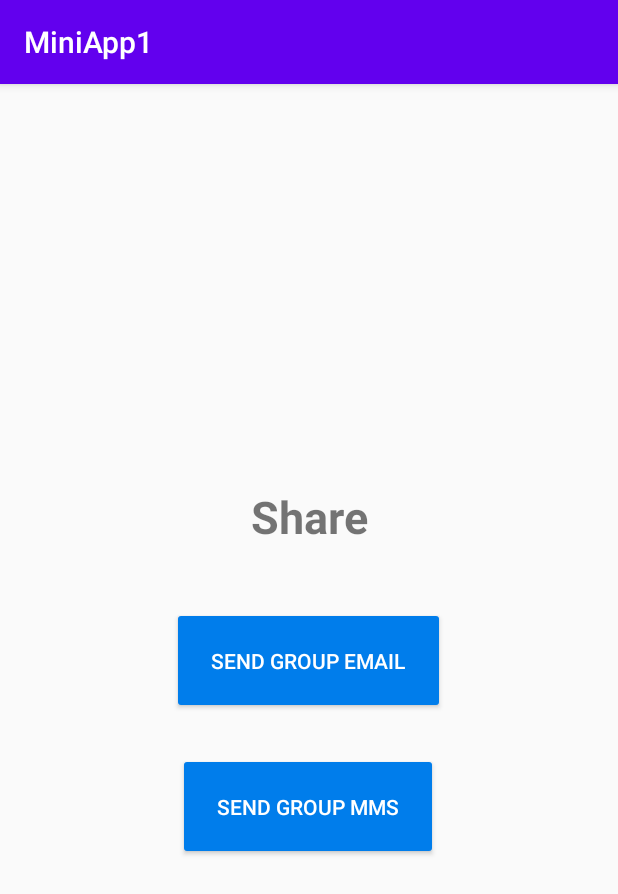
After one commit to gasperbr/androidApp1, an Android app: the fragment MessageFragment shown on its own in the app's theme, on a phone screen of 412 x 824 dp. The commit adds this screen. Shown: the top 894 px of the screen. Run offline under Robolectric (Android 15) with nearby library versions, the phone set to English and light mode, and no system bars.

Commit message:
give up on android developer guide

```diff
--- a/app/src/main/java/si/uni_lj/fri/pbd/miniapp1/ui/home/HomeViewModel.java
+++ b/app/src/main/java/si/uni_lj/fri/pbd/miniapp1/ui/home/HomeViewModel.java
@@ -1,4 +1,9 @@
 package si.uni_lj.fri.pbd.miniapp1.ui.home;
+
+import android.content.ContentResolver;
+import android.database.Cursor;
+import android.provider.ContactsContract;
+import android.util.Log;
 
 import androidx.lifecycle.LiveData;
 import androidx.lifecycle.MutableLiveData;
@@ -16,4 +21,5 @@ public class HomeViewModel extends ViewModel {
     public LiveData<String> getText() {
         return mText;
     }
+
 }
--- /dev/null
+++ b/app/src/main/java/si/uni_lj/fri/pbd/miniapp1/ui/message/MessageFragment.java
@@ -0,0 +1,26 @@
+package si.uni_lj.fri.pbd.miniapp1.ui.message;
+
+import android.os.Bundle;
+import android.view.LayoutInflater;
+import android.view.View;
+import android.view.ViewGroup;
+import android.widget.TextView;
+
+import androidx.annotation.NonNull;
+import androidx.annotation.Nullable;
+import androidx.fragment.app.Fragment;
+import androidx.lifecycle.Observer;
+import androidx.lifecycle.ViewModelProviders;
+
+import si.uni_lj.fri.pbd.miniapp1.R;
+import si.uni_lj.fri.pbd.miniapp1.ui.home.HomeViewModel;
+
+public class MessageFragment extends Fragment {
+
+    public View onCreateView(@NonNull LayoutInflater inflater,
+                             ViewGroup container, Bundle savedInstanceState) {
+        View root = inflater.inflate(R.layout.fragment_message, container, false);
+
+        return root;
+    }
+}
--- a/app/src/main/res/layout/contacts_list.xml
+++ b/app/src/main/res/layout/contacts_list_view.xml
@@ -2,4 +2,5 @@
 <ListView xmlns:android="http://schemas.android.com/apk/res/android"
     android:id="@+id/list"
     android:layout_width="match_parent"
-    android:layout_height="match_parent"/>
+    android:layout_height="match_parent">
+</ListView>
--- /dev/null
+++ b/app/src/main/res/layout/fragment_message.xml
@@ -0,0 +1,47 @@
+<?xml version="1.0" encoding="utf-8"?>
+<androidx.constraintlayout.widget.ConstraintLayout
+    xmlns:android="http://schemas.android.com/apk/res/android"
+    xmlns:app="http://schemas.android.com/apk/res-auto"
+    xmlns:tools="http://schemas.android.com/tools"
+    android:layout_width="match_parent"
+    android:layout_height="match_parent">
+
+    <TextView
+        android:id="@+id/textShare"
+        android:layout_width="wrap_content"
+        android:layout_height="wrap_content"
+        android:layout_marginTop="268dp"
+        android:text="@string/message_share"
+        android:textSize="30sp"
+        android:textStyle="bold"
+        app:layout_constraintEnd_toEndOf="parent"
+        app:layout_constraintStart_toStartOf="parent"
+        app:layout_constraintTop_toTopOf="parent" />
+
+    <Button
+        android:id="@+id/buttonEmail"
+        android:layout_width="wrap_content"
+        android:layout_height="wrap_content"
+        android:layout_marginTop="40dp"
+        android:padding="26dp"
+        android:text="@string/message_email"
+        style="@style/Widget.AppCompat.Button.Colored"
+        app:layout_constraintEnd_toEndOf="parent"
+        app:layout_constraintHorizontal_bias="0.498"
+        app:layout_constraintStart_toStartOf="parent"
+        app:layout_constraintTop_toBottomOf="@+id/textShare" />
+
+    <Button
+        android:id="@+id/buttonMMS"
+        android:layout_width="wrap_content"
+        android:layout_height="wrap_content"
+        android:text="@string/message_mms"
+        android:padding="26dp"
+        style="@style/Widget.AppCompat.Button.Colored"
+        app:layout_constraintBottom_toBottomOf="parent"
+        app:layout_constraintEnd_toEndOf="parent"
+        app:layout_constraintHorizontal_bias="0.498"
+        app:layout_constraintStart_toStartOf="parent"
+        app:layout_constraintTop_toBottomOf="@+id/buttonEmail"
+        app:layout_constraintVertical_bias="0.094" />
+</androidx.constraintlayout.widget.ConstraintLayout>
--- a/app/src/main/res/values/colors.xml
+++ b/app/src/main/res/values/colors.xml
@@ -1,6 +1,9 @@
 <?xml version="1.0" encoding="utf-8"?>
 <resources>
+    <!--<color name="colorPrimary">#6200EE</color>
+    <color name="colorPrimaryDark">#3700B3</color>
+    <color name="colorAccent">#03DAC5</color>-->
     <color name="colorPrimary">#6200EE</color>
     <color name="colorPrimaryDark">#3700B3</color>
-    <color name="colorAccent">#03DAC5</color>
+    <color name="colorAccent">#007deb</color>
 </resources>
--- a/app/src/main/res/values/strings.xml
+++ b/app/src/main/res/values/strings.xml
@@ -13,6 +13,11 @@
 
     <string name="menu_contacts">Contacts</string>
 
+    <string name="menu_message">Message</string>
+    <string name="message_share">Share</string>
+    <string name="message_email">Send group email</string>
+    <string name="message_mms">Send group MMS</string>
+
     <string name="menu_gallery">Gallery</string>
     <string name="menu_slideshow">Slideshow</string>
 
```
Also changed, not shown: app/src/main/java/si/uni_lj/fri/pbd/miniapp1/MainActivity.java (+72 -15 lines), app/src/main/java/si/uni_lj/fri/pbd/miniapp1/ui/contacts/ContactsFragment.java (+24 -10 lines), app/src/main/java/si/uni_lj/fri/pbd/miniapp1/ui/home/HomeFragment.java (+0 -24 lines), app/src/main/java/si/uni_lj/fri/pbd/miniapp1/ui/message/Message.java (deleted, +0 -7 lines), app/src/main/res/menu/activity_main_drawer.xml (+6 -2 lines), app/src/main/res/navigation/mobile_navigation.xml (+7 -1 lines), app/src/main/res/drawable/baseline_account_circle_black_18dp.png (added), app/src/main/res/drawable/baseline_email_black_18dp.png (added), app/src/main/res/drawable/baseline_home_black_18dp.png (added).
